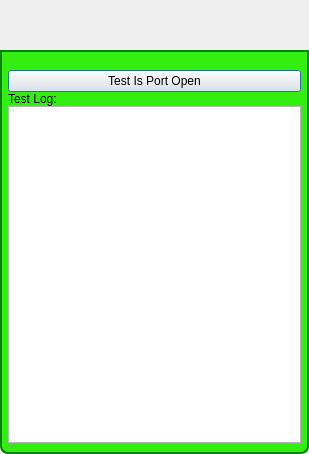
Above: GoTvApps/GoTvCommon/Forms/ActivityIsPortOpenTest.ui from brettrjones/gotvptop before the change. Below: the same form after it.
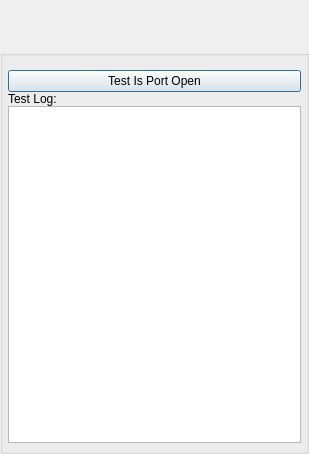
That is the form after the change. Custom widgets are drawn as their Qt base class.

What changed in the file:
```diff
--- a/GoTvApps/GoTvCommon/Forms/ActivityIsPortOpenTest.ui
+++ b/GoTvApps/GoTvCommon/Forms/ActivityIsPortOpenTest.ui
@@ -22,37 +22,6 @@
   <property name="toolTip">
    <string/>
   </property>
-  <property name="styleSheet">
-   <string notr="true">QDialog#NetServiceTestDlg
-{   
-color: transparent;
-background-color: transparent;
-border: 1px solid transparent;
-border-radius: 8px; 
-}
-
-#DialogTitleBox
-{   
-color: black;
-background-color: rgb(50,238,17);
-border: 2px solid green;
-border-top-left-radius: 8px; 
-border-top-right-radius: 8px;
-}
-#DialogTitleLabel
-{   
-color: black;
-}
-#DialogItemsGroupBox
-{   
-background-color: rgb(50,238,17);
-border: 2px solid green;
-border-top-color: green; 
-border-bottom-left-radius: 8px; 
-border-bottom-right-radius: 8px;
-}
-</string>
-  </property>
   <layout class="QVBoxLayout" name="verticalLayout">
    <property name="spacing">
     <number>0</number>
@@ -145,6 +114,12 @@
    <header>TitleBarWidget.h</header>
    <container>1</container>
   </customwidget>
+  <customwidget>
+   <class>BottomBarWidget</class>
+   <extends>QWidget</extends>
+   <header location="global">BottomBarWidget.h</header>
+   <container>1</container>
+  </customwidget>
  </customwidgets>
  <resources/>
  <connections/>
```
Left out of the diff: 30 changed lines with no effect on the pictures.
